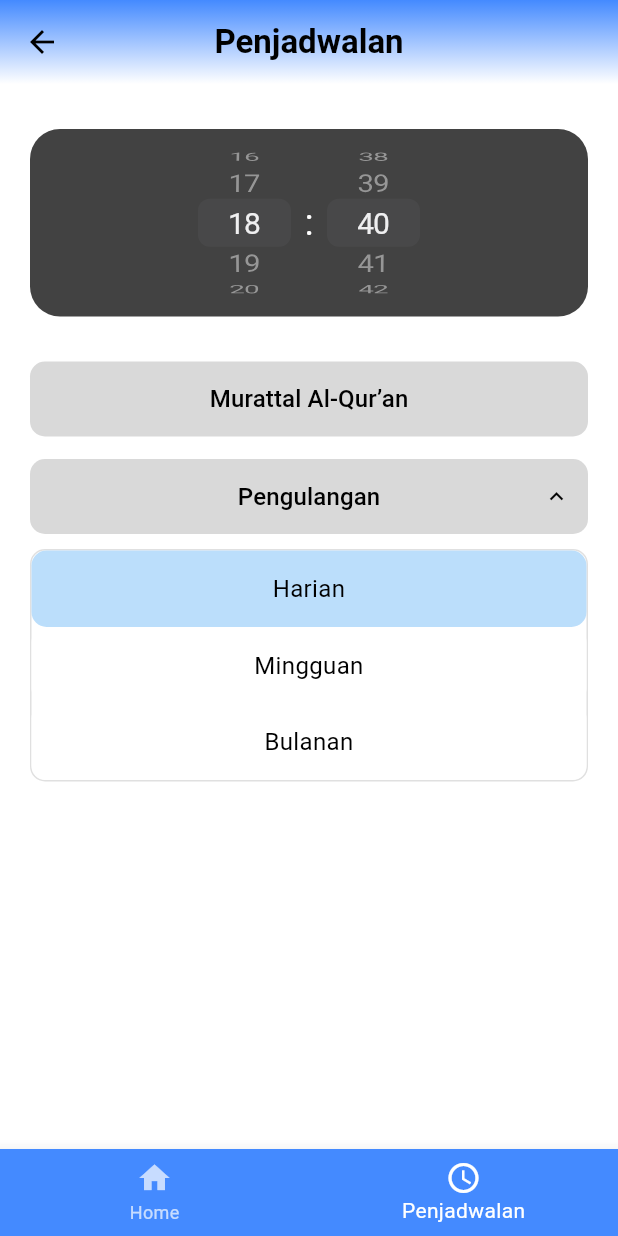
After one commit to Andicleomj/soundnest, a Flutter app: the PenjadwalanScreen_ screen opened by its route, scrolled down 576 dp, after a tap on "Pengulangan", on a phone screen of 412 x 824 dp. The commit adds this screen. Run offline on Flutter 3.47's test engine with Material 3 defaults, Android fonts, the phone set to English and light mode, and no system bars; our stand-ins replace audioplayers.

Commit message:
update_penjadwalan

```diff
--- /dev/null
+++ b/lib/screens/scheduule/buat jadwal/penjadwalan_pengulangan.dart
@@ -0,0 +1,251 @@
+import 'package:flutter/cupertino.dart';
+import 'package:flutter/material.dart';
+
+class PenjadwalanScreen_ extends StatefulWidget {
+  const PenjadwalanScreen_({super.key});
+
+  @override
+  State<PenjadwalanScreen_> createState() => _PenjadwalanPengulangan();
+}
+
+class _PenjadwalanPengulangan extends State<PenjadwalanScreen_> {
+  int selectedHour = 9;
+  int selectedMinute = 40;
+
+  final List<int> hours = List.generate(24, (index) => index);
+  final List<int> minutes = List.generate(60, (index) => index);
+
+  String selectedRepeat = 'Harian';
+  bool showDropdown = false;
+
+  final List<String> repeatOptions = ['Harian', 'Mingguan', 'Bulanan'];
+
+  @override
+  Widget build(BuildContext context) {
+    return Scaffold(
+      backgroundColor: Colors.white,
+      appBar: AppBar(
+        leading: IconButton(
+          icon: const Icon(Icons.arrow_back, color: Colors.black),
+          onPressed: () => Navigator.pop(context),
+        ),
+        title: const Text(
+          'Penjadwalan',
+          style: TextStyle(fontWeight: FontWeight.bold, color: Colors.black),
+        ),
+        centerTitle: true,
+        flexibleSpace: Container(
+          decoration: const BoxDecoration(
+            gradient: LinearGradient(
+              colors: [Colors.blueAccent, Colors.white],
+              begin: Alignment.topCenter,
+              end: Alignment.bottomCenter,
+            ),
+          ),
+        ),
+        backgroundColor: Colors.transparent,
+        elevation: 0,
+      ),
+      body: SingleChildScrollView(
+        child: Padding(
+          padding: const EdgeInsets.only(top: 30, left: 20, right: 20),
+          child: Column(
+            children: [
+              // Waktu Picker
+              Container(
+                padding: const EdgeInsets.symmetric(vertical: 10),
+                decoration: BoxDecoration(
+                  color: Colors.grey[800],
+                  borderRadius: BorderRadius.circular(20),
+                ),
+                height: 125,
+                child: Row(
+                  mainAxisAlignment: MainAxisAlignment.center,
+                  children: [
+                    // Jam Picker
+                    SizedBox(
+                      width: 80,
+                      child: CupertinoPicker(
+                        scrollController: FixedExtentScrollController(
+                          initialItem: selectedHour,
+                        ),
+                        itemExtent: 32,
+                        onSelectedItemChanged: (index) {
+                          setState(() {
+                            selectedHour = hours[index];
+                          });
+                        },
+                        children: hours
+                            .map((hour) => Center(
+                                  child: Text(
+                                    hour.toString().padLeft(2, '0'),
+                                    style: const TextStyle(
+                                        color: Colors.white, fontSize: 20),
+                                  ),
+                                ))
+                            .toList(),
+                      ),
+                    ),
+                    const Text(
+                      ':',
+                      style: TextStyle(color: Colors.white, fontSize: 24),
+                    ),
+                    // Menit Picker
+                    SizedBox(
+                      width: 80,
+                      child: CupertinoPicker(
+                        scrollController: FixedExtentScrollController(
+                          initialItem: selectedMinute,
+                        ),
+                        itemExtent: 32,
+                        onSelectedItemChanged: (index) {
+                          setState(() {
+                            selectedMinute = minutes[index];
+                          });
+                        },
+                        children: minutes
+                            .map((minute) => Center(
+                                  child: Text(
+                                    minute.toString().padLeft(2, '0'),
+                                    style: const TextStyle(
+                                        color: Colors.white, fontSize: 20),
+                                  ),
+                                ))
+                            .toList(),
+                      ),
+                    ),
+                  ],
+                ),
+              ),
+              const SizedBox(height: 30),
+
+              // Tombol Musik
+              SizedBox(
+                width: double.infinity,
+                height: 50,
+                child: ElevatedButton(
+                  onPressed: () {
+                    // Aksi buka pemilihan musik
+                  },
+                  style: ElevatedButton.styleFrom(
+                    backgroundColor: const Color(0xFFD9D9D9),
+                    shape: RoundedRectangleBorder(
+                      borderRadius: BorderRadius.circular(10),
+                    ),
+                    elevation: 0,
+                  ),
+                  child: const Text(
+                    "Murattal Al-Qur’an",
+                    style: TextStyle(fontSize: 16, color: Colors.black),
+                  ),
+                ),
+              ),
+              const SizedBox(height: 15),
+
+              // Tombol Dropdown Pengulangan
+              SizedBox(
+                width: double.infinity,
+                height: 50,
+                child: ElevatedButton(
+                  onPressed: () {
+                    setState(() {
+                      showDropdown = !showDropdown;
+                    });
+                  },
+                  style: ElevatedButton.styleFrom(
+                    backgroundColor: const Color(0xFFD9D9D9),
+                    shape: RoundedRectangleBorder(
+                      borderRadius: BorderRadius.circular(10),
+                    ),
+                    elevation: 0,
+                    padding: EdgeInsets.zero,
+                  ),
+                  child: Stack(
+                    alignment: Alignment.center,
+                    children: [
+                      const Center(
+                        child: Text(
+                          "Pengulangan",
+                          style: TextStyle(fontSize: 16, color: Colors.black),
+                        ),
+                      ),
+                      Positioned(
+                        right: 12,
+                        child: Icon(
+                          showDropdown
+                              ? Icons.keyboard_arrow_up
+                              : Icons.keyboard_arrow_down,
+                          color: Colors.black,
+                        ),
+                      ),
+                    ],
+                  ),
+                ),
+              ),
+
+              // Opsi Dropdown Pengulangan
+              if (showDropdown)
+                Container(
+                  margin: const EdgeInsets.only(top: 10),
+                  width: double.infinity,
+                  decoration: BoxDecoration(
+                    borderRadius: BorderRadius.circular(10),
+                    color: Colors.white,
+                    border: Border.all(color: Colors.grey.shade300),
+                  ),
+                  child: Column(
+                    children: repeatOptions.map((option) {
+                      final isSelected = option == selectedRepeat;
+                      return GestureDetector(
+                        onTap: () {
+                          setState(() {
+                            selectedRepeat = option;
+                            showDropdown = false;
+                          });
+                        },
+                        child: Container(
+                          width: double.infinity,
+                          padding: const EdgeInsets.symmetric(vertical: 14),
+                          decoration: BoxDecoration(
+                            color: isSelected
+                                ? Colors.blue.shade100
+                                : Colors.white,
+                            borderRadius: BorderRadius.circular(10),
+                          ),
+                          child: Text(
+                            option,
+                            textAlign: TextAlign.center,
+                            style: const TextStyle(
+                              fontSize: 16,
+                              color: Colors.black,
+                            ),
+                          ),
+                        ),
+                      );
+                    }).toList(),
+                  ),
+                ),
+
+              const SizedBox(height: 40),
+            ],
+          ),
+        ),
+      ),
+      // Bottom Navigation
+      bottomNavigationBar: BottomNavigationBar(
+        backgroundColor: Colors.blueAccent,
+        selectedItemColor: Colors.white,
+        unselectedItemColor: Colors.white70,
+        currentIndex: 1,
+        items: const [
+          BottomNavigationBarItem(icon: Icon(Icons.home), label: 'Home'),
+          BottomNavigationBarItem(
+              icon: Icon(Icons.access_time), label: 'Penjadwalan'),
+        ],
+        onTap: (index) {
+          // Handle navigasi
+        },
+      ),
+    );
+  }
+}
--- a/lib/screens/scheduule/buat jadwal/schedule_screen.dart
+++ b/lib/screens/scheduule/buat jadwal/schedule_screen.dart
@@ -50,7 +50,7 @@ class ScheduleScreen extends StatelessWidget {
                 width: double.infinity,
                 padding: const EdgeInsets.all(16),
                 decoration: BoxDecoration(
-                  color: Colors.grey[300],
+                  color: Color(0xFFD9D9D9),
                   borderRadius: BorderRadius.circular(10),
                 ),
                 child: const Text("Musik"),
@@ -68,7 +68,7 @@ class ScheduleScreen extends StatelessWidget {
                 width: double.infinity,
                 padding: const EdgeInsets.all(16),
                 decoration: BoxDecoration(
-                  color: Colors.grey[300],
+                  color: Color(0xFFD9D9D9),
                   borderRadius: BorderRadius.circular(10),
                 ),
                 child: const Text("Murottal Al-Qur’an"),
--- a/lib/screens/scheduule/schedule.dart
+++ b/lib/screens/scheduule/schedule.dart
@@ -77,7 +77,7 @@ class Schedule extends StatelessWidget {
                 style: ElevatedButton.styleFrom(
                   backgroundColor: Colors.blue.shade100,
                   shape: RoundedRectangleBorder(
-                    borderRadius: BorderRadius.circular(20),
+                    borderRadius: BorderRadius.circular(10),
                   ),
                 ),
                 child: const Padding(
--- a/lib/utils/app_routes.dart
+++ b/lib/utils/app_routes.dart
@@ -6,6 +6,8 @@ import 'package:soundnest/screens/auth/verify_code_screen.dart';
 import 'package:soundnest/screens/home/home_screen.dart';
 import 'package:soundnest/screens/auth/login_screen.dart';
 import 'package:soundnest/screens/auth/signup_screen.dart';
+import 'package:soundnest/screens/scheduule/buat%20jadwal/penjadwalan.dart';
+import 'package:soundnest/screens/scheduule/buat%20jadwal/penjadwalan_pengulangan.dart';
 import 'package:soundnest/screens/scheduule/daftar%20jadwal/jadwal.dart';
 import 'package:soundnest/screens/scheduule/daftar%20jadwal/list_schedule_screen.dart';
 import 'package:soundnest/screens/scheduule/schedule.dart';
@@ -27,7 +29,8 @@ class AppRoutes {
   static const String listSchedule = "/list-schedule";
   static const String schedule = "/schedule";
   static const String daftarJadwal = "/jadwal";
-
+  static const String penjadwalan = '/penjadwalan';
+  static const String penjadwalanPengulangan = '/penjadwalan-pengulangan';
 
 
 
@@ -46,6 +49,8 @@ class AppRoutes {
       listSchedule: (context) => const ListScheduleScreen(),
       schedule: (context) => const Schedule(),
       daftarJadwal: (context) => const DaftarJadwal(),
+      penjadwalan: (context) => const PenjadwalanScreen(),
+      penjadwalanPengulangan: (context) => const PenjadwalanScreen_(),
 
 
     };
```
Also changed, not shown: lib/screens/home/volume/volume_screen.dart (+18 -18 lines), lib/screens/scheduule/buat jadwal/penjadwalan.dart (added, +251 -0 lines), lib/screens/scheduule/buat jadwal/penjadwalan_murottal.dart (+11 -2 lines), lib/screens/scheduule/buat jadwal/penjadwalan_musik.dart (+17 -7 lines), lib/screens/scheduule/daftar jadwal/jadwal.dart (+56 -42 lines), lib/widgets/custom_button.dart (+12 -5 lines).
